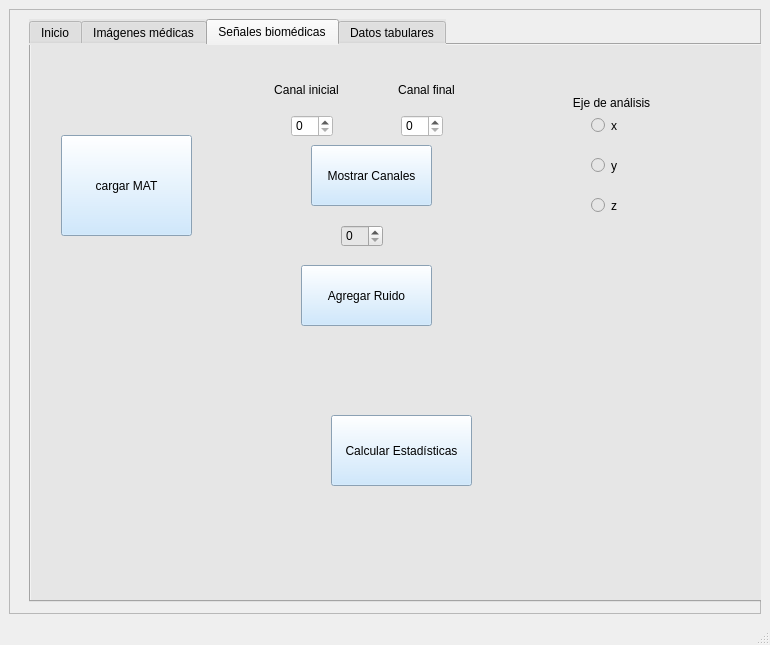
Qt form Vista/principal.ui (msofiaalmanza-coder/BioSync) before a commit.
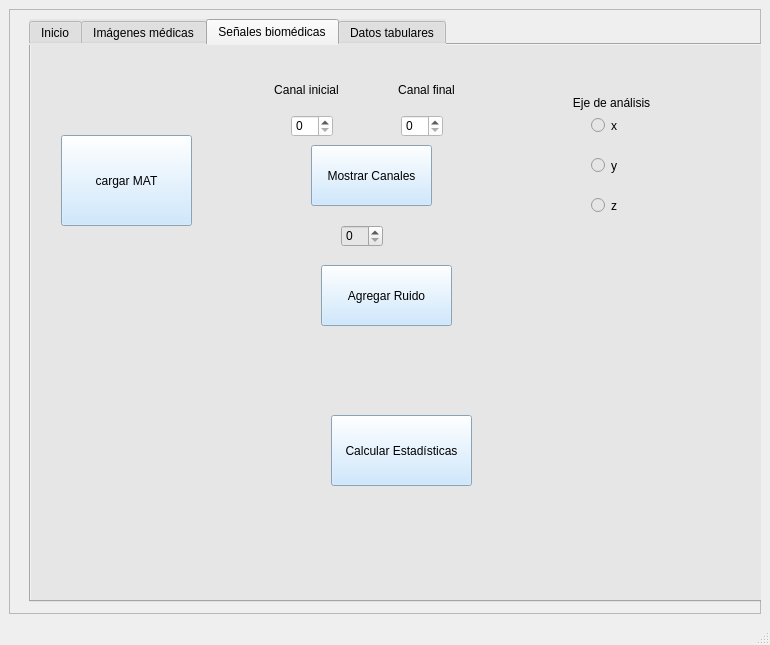
The same form after that commit. The open tabs and pages were chosen to show the change.

```diff
--- a/Vista/principal.ui
+++ b/Vista/principal.ui
@@ -686,7 +686,7 @@
            <x>30</x>
            <y>90</y>
            <width>131</width>
-           <height>101</height>
+           <height>91</height>
           </rect>
          </property>
          <property name="styleSheet">
@@ -758,7 +758,7 @@
         <widget class="QPushButton" name="btnAgregarRuido">
          <property name="geometry">
           <rect>
-           <x>270</x>
+           <x>290</x>
            <y>220</y>
            <width>131</width>
            <height>61</height>
@@ -870,10 +870,10 @@
         <widget class="QLabel" name="lblGraficaDesviacion">
          <property name="geometry">
           <rect>
-           <x>40</x>
-           <y>320</y>
-           <width>211</width>
-           <height>141</height>
+           <x>10</x>
+           <y>220</y>
+           <width>261</width>
+           <height>251</height>
           </rect>
          </property>
          <property name="text">
```
Left out of the diff: 2 changed lines with no effect on the pictures.
